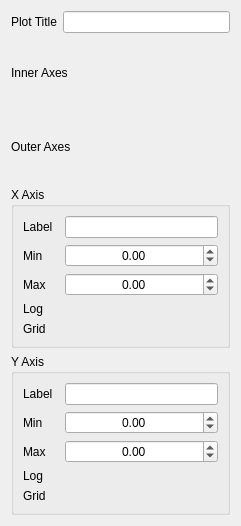
Old version of the form bec_widgets/widgets/plots_next_gen/setting_menus/axis_settings_vertical.ui in the repository bec-project/bec_widgets.
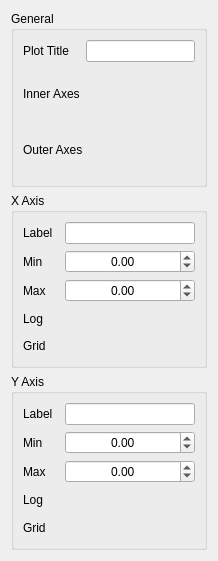
New version of the form. Custom widgets are drawn as their Qt base class.

Commit message: WIP: curve setting prototyping

```diff
--- a/bec_widgets/widgets/plots_next_gen/setting_menus/axis_settings_vertical.ui
+++ b/bec_widgets/widgets/plots_next_gen/setting_menus/axis_settings_vertical.ui
@@ -6,15 +6,58 @@
             <rect>
                 <x>0</x>
                 <y>0</y>
-                <width>241</width>
-                <height>526</height>
+    <width>218</width>
+    <height>561</height>
             </rect>
         </property>
         <property name="windowTitle">
             <string>Form</string>
         </property>
+  <layout class="QVBoxLayout" name="verticalLayout">
+   <item>
+    <widget class="QGroupBox" name="groupBox">
+     <property name="title">
+      <string>General</string>
+     </property>
         <layout class="QGridLayout" name="gridLayout">
-            <item row="4" column="0" colspan="2">
+      <item row="0" column="0">
+       <widget class="QLabel" name="plot_title_label">
+        <property name="text">
+         <string>Plot Title</string>
+        </property>
+       </widget>
+      </item>
+      <item row="0" column="1" colspan="2">
+       <widget class="QLineEdit" name="title"/>
+      </item>
+      <item row="1" column="0">
+       <widget class="QLabel" name="label">
+        <property name="text">
+         <string>Inner Axes</string>
+        </property>
+       </widget>
+      </item>
+      <item row="1" column="2">
+       <widget class="ToggleSwitch" name="inner_axes"/>
+      </item>
+      <item row="2" column="0" colspan="2">
+       <widget class="QLabel" name="label_outer_axes">
+        <property name="text">
+         <string>Outer Axes</string>
+        </property>
+       </widget>
+      </item>
+      <item row="2" column="2">
+       <widget class="ToggleSwitch" name="outer_axes">
+        <property name="checked" stdset="0">
+         <bool>false</bool>
+        </property>
+       </widget>
+      </item>
+     </layout>
+    </widget>
+   </item>
+   <item>
                 <widget class="QGroupBox" name="x_axis_box">
                     <property name="title">
                         <string>X Axis</string>
@@ -101,28 +144,7 @@
                     </layout>
                 </widget>
             </item>
-            <item row="0" column="0" colspan="2">
-                <layout class="QHBoxLayout" name="horizontalLayout">
                     <item>
-                        <widget class="QLabel" name="plot_title_label">
-                            <property name="text">
-                                <string>Plot Title</string>
-                            </property>
-                        </widget>
-                    </item>
-                    <item>
-                        <widget class="QLineEdit" name="title"/>
-                    </item>
-                </layout>
-            </item>
-            <item row="2" column="0">
-                <widget class="QLabel" name="label_outer_axes">
-                    <property name="text">
-                        <string>Outer Axes</string>
-                    </property>
-                </widget>
-            </item>
-            <item row="5" column="0" colspan="2">
                 <widget class="QGroupBox" name="y_axis_box">
                     <property name="title">
                         <string>Y Axis</string>
@@ -209,23 +231,6 @@
                     </layout>
                 </widget>
             </item>
-            <item row="2" column="1">
-                <widget class="ToggleSwitch" name="outer_axes">
-                    <property name="checked" stdset="0">
-                        <bool>false</bool>
-                    </property>
-                </widget>
-            </item>
-            <item row="1" column="0">
-                <widget class="QLabel" name="label">
-                    <property name="text">
-                        <string>Inner Axes</string>
-                    </property>
-                </widget>
-            </item>
-            <item row="1" column="1">
-                <widget class="ToggleSwitch" name="inner_axes"/>
-            </item>
         </layout>
     </widget>
     <customwidgets>
```
Lines whose indentation alone changed are shown as unchanged. The commit also changes 4 other files.
